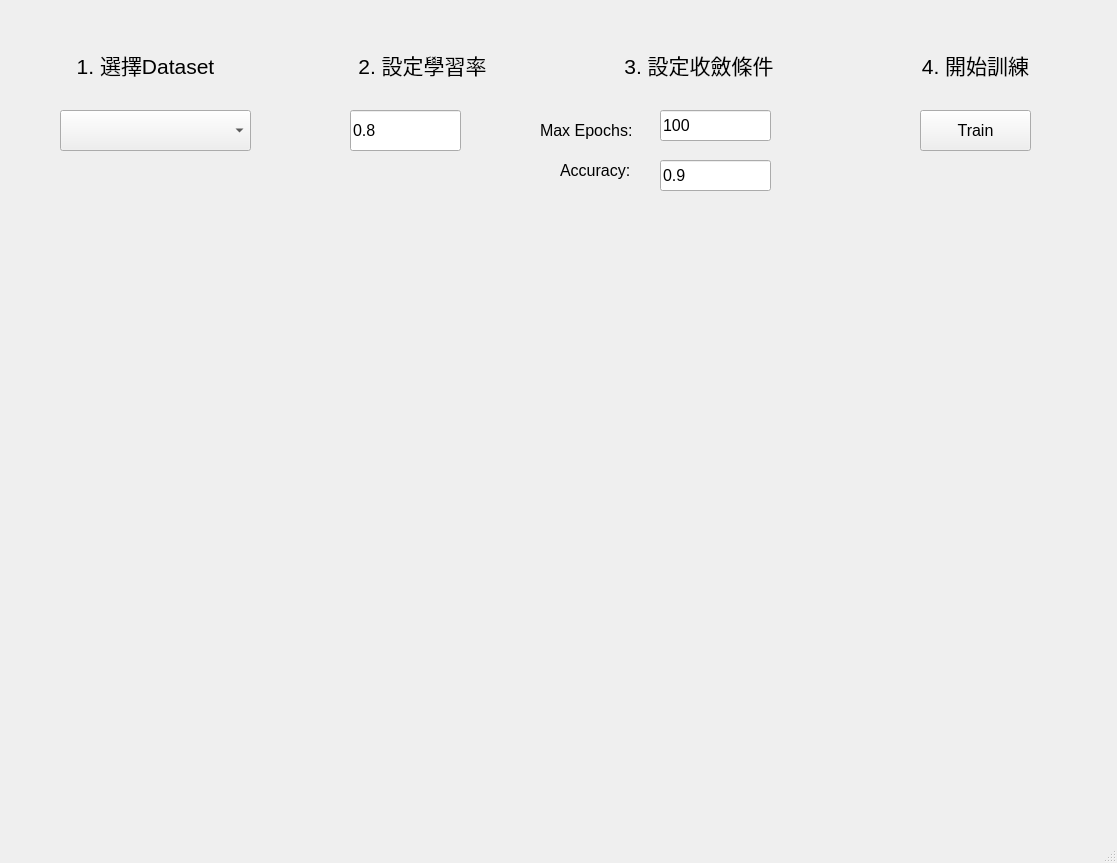
This is HW1/MyGUI.ui in KaiTung/NCU_111_NeuronNetwork as Qt 5 draws it before an edit. The edited form follows.
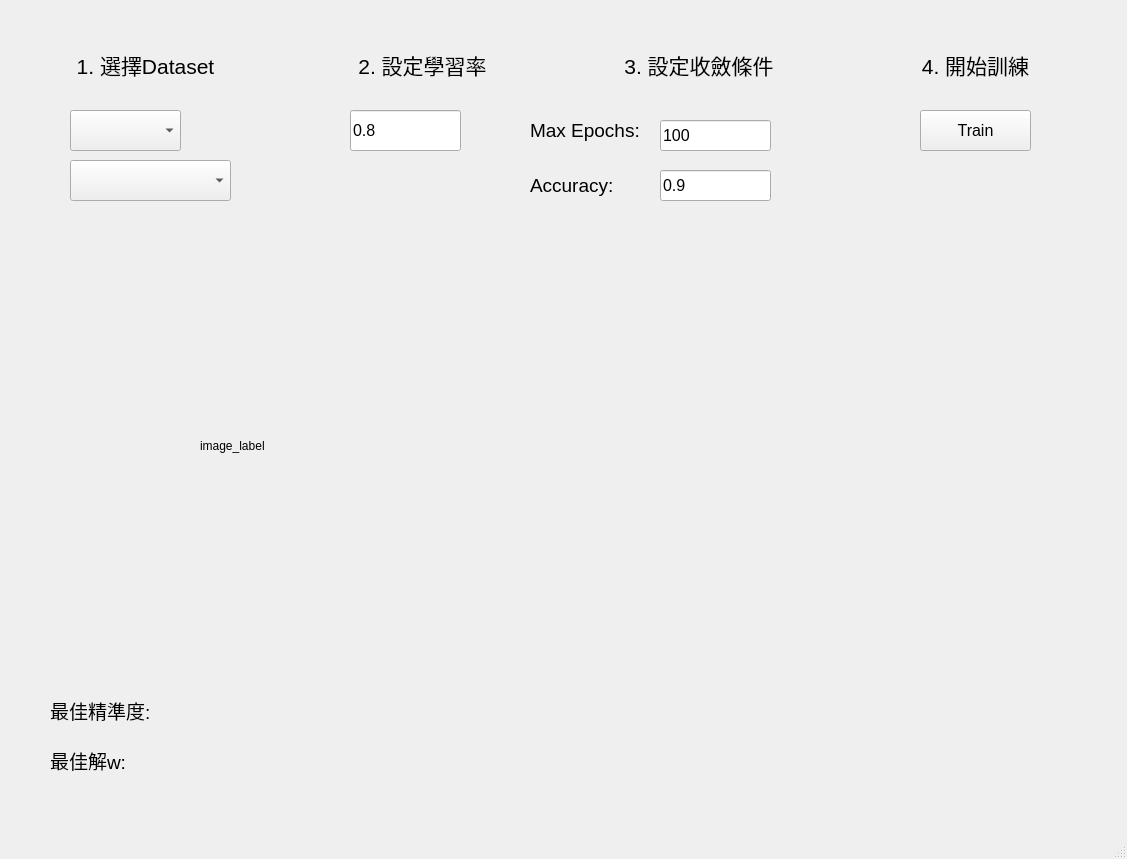
This is the edited form.

```diff
--- a/HW1/MyGUI.ui
+++ b/HW1/MyGUI.ui
@@ -6,8 +6,8 @@
    <rect>
     <x>0</x>
     <y>0</y>
-    <width>1117</width>
-    <height>863</height>
+    <width>1127</width>
+    <height>859</height>
    </rect>
   </property>
   <property name="windowTitle">
@@ -35,9 +35,9 @@
    <widget class="QComboBox" name="comboBox">
     <property name="geometry">
      <rect>
-      <x>60</x>
+      <x>70</x>
       <y>110</y>
-      <width>191</width>
+      <width>111</width>
       <height>41</height>
      </rect>
     </property>
@@ -143,15 +143,15 @@
    <widget class="QLabel" name="label_5">
     <property name="geometry">
      <rect>
-      <x>540</x>
-      <y>120</y>
-      <width>121</width>
-      <height>21</height>
+      <x>530</x>
+      <y>110</y>
+      <width>131</width>
+      <height>41</height>
      </rect>
     </property>
     <property name="font">
      <font>
-      <pointsize>12</pointsize>
+      <pointsize>14</pointsize>
      </font>
     </property>
     <property name="text">
@@ -161,15 +161,15 @@
    <widget class="QLabel" name="label_6">
     <property name="geometry">
      <rect>
-      <x>560</x>
+      <x>530</x>
       <y>160</y>
-      <width>81</width>
-      <height>21</height>
+      <width>111</width>
+      <height>51</height>
      </rect>
     </property>
     <property name="font">
      <font>
-      <pointsize>12</pointsize>
+      <pointsize>14</pointsize>
      </font>
     </property>
     <property name="text">
@@ -198,7 +198,7 @@
     <property name="geometry">
      <rect>
       <x>660</x>
-      <y>110</y>
+      <y>120</y>
       <width>111</width>
       <height>31</height>
      </rect>
@@ -216,7 +216,7 @@
     <property name="geometry">
      <rect>
       <x>660</x>
-      <y>160</y>
+      <y>170</y>
       <width>111</width>
       <height>31</height>
      </rect>
@@ -230,6 +230,70 @@
      <string>0.9</string>
     </property>
    </widget>
+   <widget class="QLabel" name="label_image">
+    <property name="geometry">
+     <rect>
+      <x>200</x>
+      <y>220</y>
+      <width>701</width>
+      <height>451</height>
+     </rect>
+    </property>
+    <property name="text">
+     <string>image_label</string>
+    </property>
+   </widget>
+   <widget class="QLabel" name="label_Acc">
+    <property name="geometry">
+     <rect>
+      <x>50</x>
+      <y>690</y>
+      <width>221</width>
+      <height>41</height>
+     </rect>
+    </property>
+    <property name="font">
+     <font>
+      <pointsize>14</pointsize>
+     </font>
+    </property>
+    <property name="text">
+     <string>最佳精準度: </string>
+    </property>
+   </widget>
+   <widget class="QLabel" name="label_w">
+    <property name="geometry">
+     <rect>
+      <x>50</x>
+      <y>740</y>
+      <width>951</width>
+      <height>41</height>
+     </rect>
+    </property>
+    <property name="font">
+     <font>
+      <pointsize>14</pointsize>
+     </font>
+    </property>
+    <property name="text">
+     <string>最佳解w:</string>
+    </property>
+   </widget>
+   <widget class="QComboBox" name="comboBox_2">
+    <property name="geometry">
+     <rect>
+      <x>70</x>
+      <y>160</y>
+      <width>161</width>
+      <height>41</height>
+     </rect>
+    </property>
+    <property name="font">
+     <font>
+      <pointsize>14</pointsize>
+     </font>
+    </property>
+   </widget>
   </widget>
   <widget class="QMenuBar" name="menubar">
    <property name="geometry">
```
Left out of the diff: 8 changed lines with no effect on the pictures.
